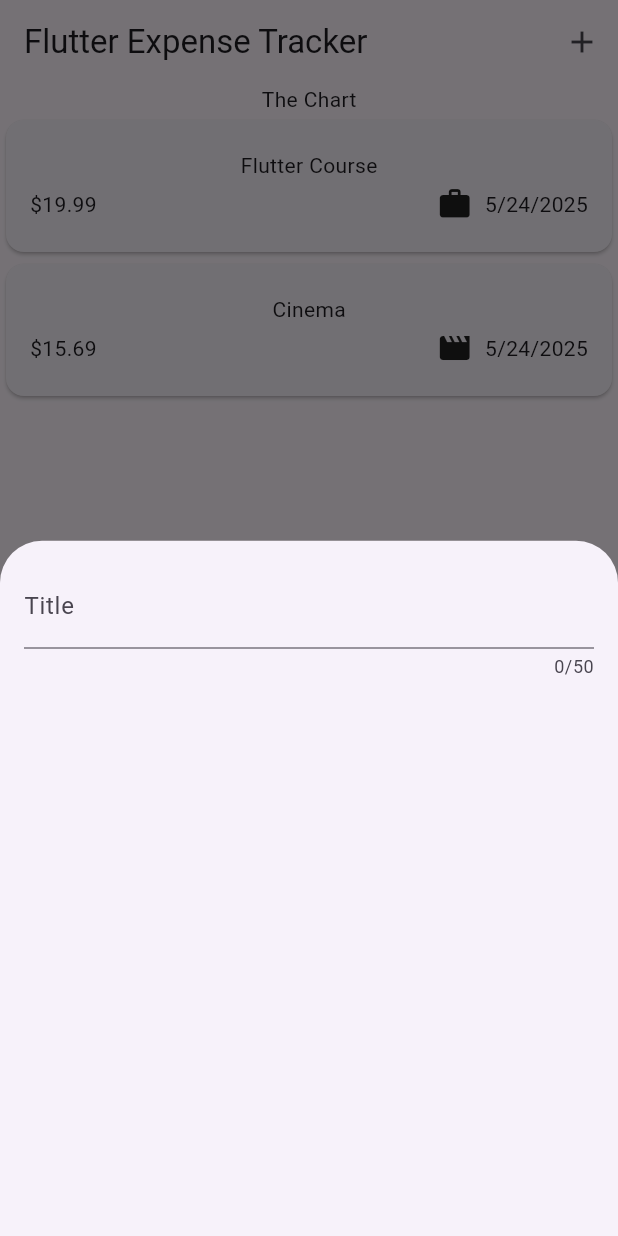
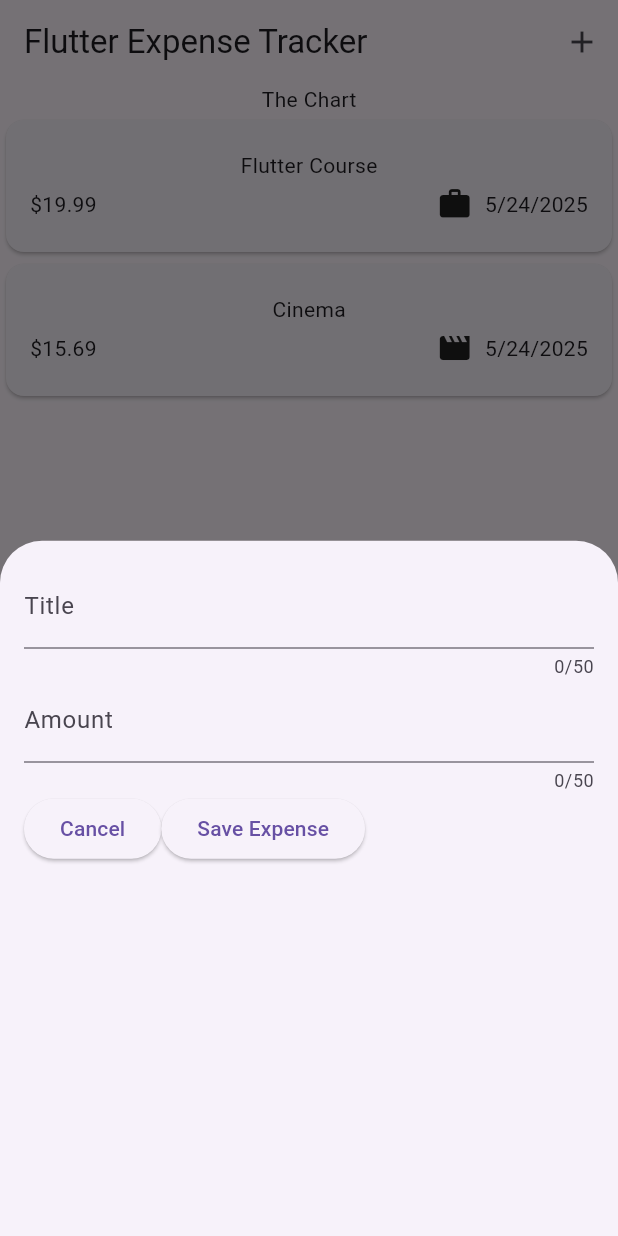
Before and after one commit to Saimur88/expense_trackerApp, a Flutter app: the screen it shows after launch, after a tap on the "add" icon, on a phone screen of 412 x 824 dp. Run offline on Flutter 3.47's test engine with Material 3 defaults, Android fonts, the phone set to English and light mode, and no system bars.

Commit message:
Added some field and buttons on BottomSheet

```diff
--- a/lib/widgets/new_expense.dart
+++ b/lib/widgets/new_expense.dart
@@ -8,21 +8,60 @@ class NewExpense extends StatefulWidget {
 
 class _NewExpenseState extends State<NewExpense> {
 
+  final _titleController = TextEditingController();
+  final _amountController =  TextEditingController();
+
+  @override
+  void disposeTitle() {
+    _titleController.dispose();
+    super.dispose();
+  }
+
+  @override
+  void disposeAmount() {
+    _amountController.dispose();
+    super.dispose();
+  }
+
+
   @override
   Widget build(BuildContext context) {
     return Padding(padding: EdgeInsets.all(16),
     child: Column(
       children: [
-        const  TextField(
+        TextField(
+          controller: _titleController,
           maxLength: 50,
-          decoration: InputDecoration(
+          decoration: const InputDecoration(
             label: Text("Title")
           ),
         ),
+        TextField(
+          controller: _amountController,
+          keyboardType: TextInputType.number,
+          maxLength: 50,
+          decoration: const InputDecoration(
+              label: Text("Amount")
+          ),
+        ),
+        Row(
+          children: [
+            ElevatedButton(
+                onPressed: (){},
+                child: Text('Cancel')),
+            ElevatedButton(
+                onPressed: (){
+                  print(_titleController.text);
+                  print(_amountController.text);
+                },
+                child: Text("Save Expense"))
+          ],
+        )
 
       ],
-    ) ,
+    ),
     );
+
 
 }
 }
```
